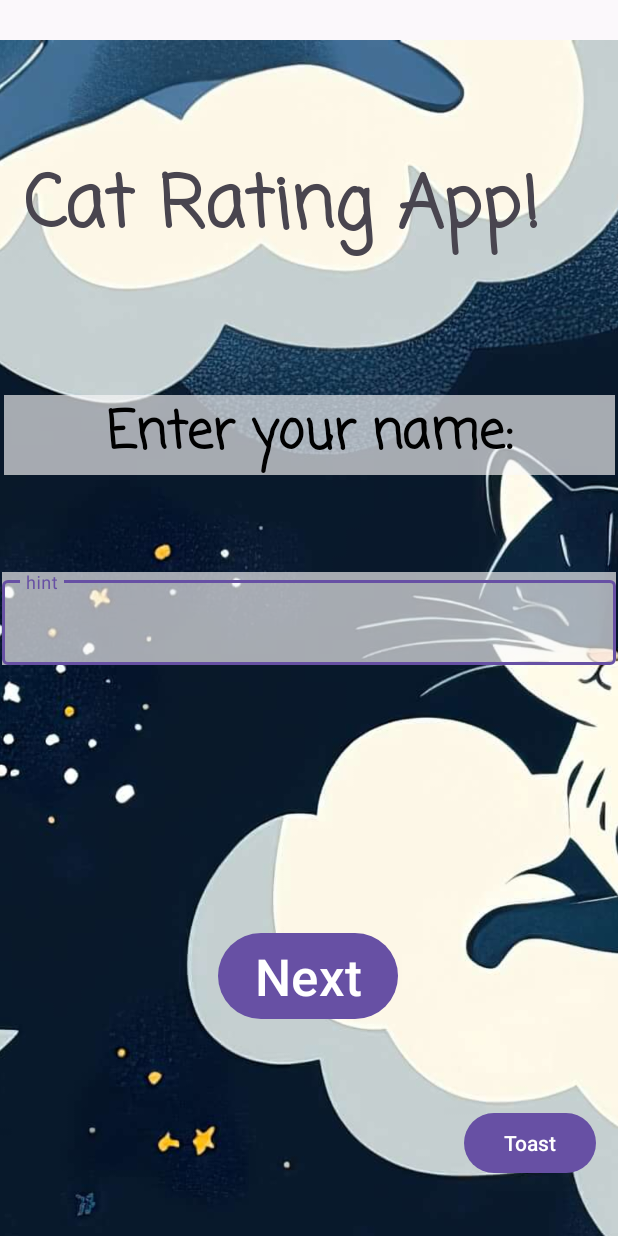
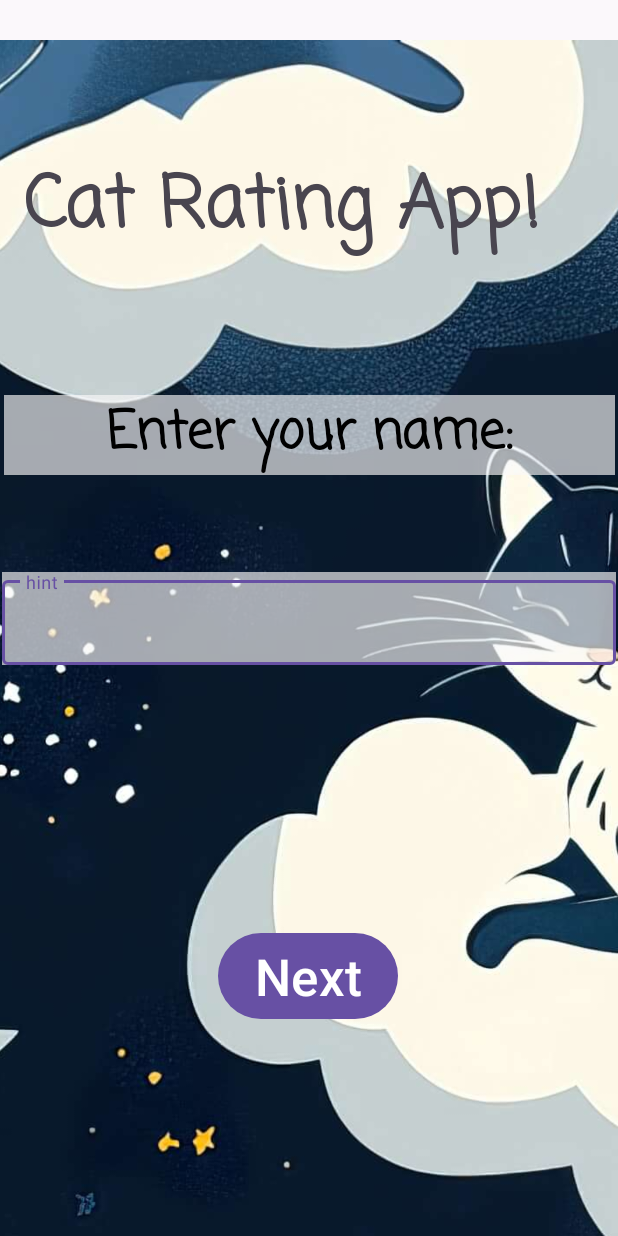
Before and after one commit to HelenPhamius/CSAFinal, an Android app: the screen it shows after launch (MainActivity), on a phone screen of 412 x 824 dp. Run offline under Robolectric (Android 15) with nearby library versions, the phone set to English and light mode, and no system bars.

Commit message:
Update activity_main.xml

```diff
--- a/app/src/main/res/layout/activity_main.xml
+++ b/app/src/main/res/layout/activity_main.xml
@@ -50,19 +50,6 @@
         app:layout_constraintVertical_bias="0.342" />
 
     <Button
-        android:id="@+id/button1"
-        android:layout_width="wrap_content"
-        android:layout_height="wrap_content"
-        android:onClick="tryToast"
-        android:text="Toast"
-        app:layout_constraintBottom_toBottomOf="parent"
-        app:layout_constraintEnd_toEndOf="parent"
-        app:layout_constraintHorizontal_bias="0.954"
-        app:layout_constraintStart_toStartOf="parent"
-        app:layout_constraintTop_toTopOf="parent"
-        app:layout_constraintVertical_bias="0.951" />
-
-    <Button
         android:id="@+id/button2"
         android:layout_width="wrap_content"
         android:layout_height="wrap_content"
```
